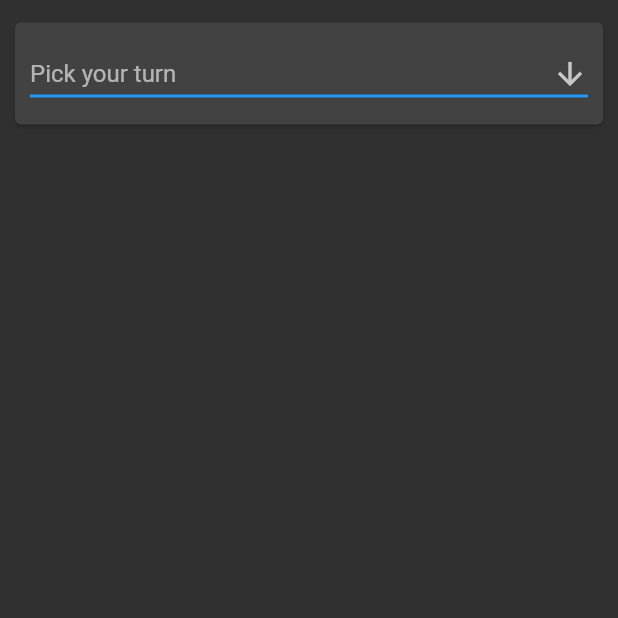
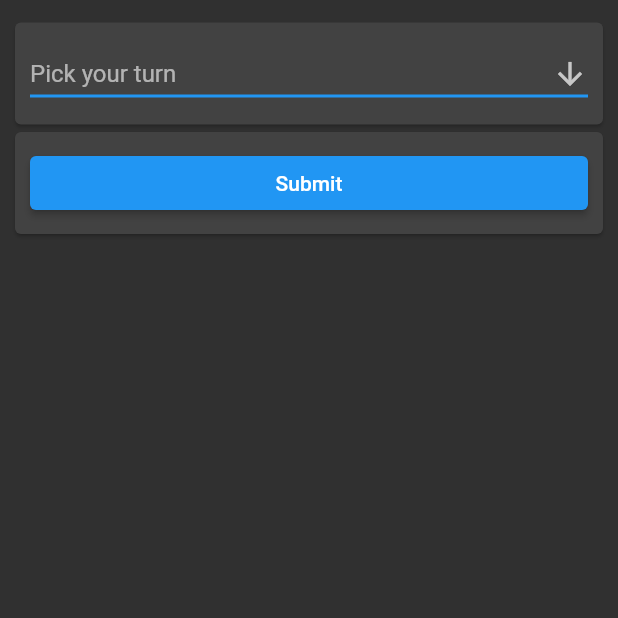
Before and after one commit to saraspaudel/Dhukuti, a Flutter app: the PickTurn screen opened directly, on a phone screen of 412 x 824 dp, the top half of it. Run offline on Flutter 3.47's test engine with Material 2 defaults, Android fonts, the phone set to English and light mode, and no system bars; our stand-ins replace cloud_firestore, firebase_auth, firebase_core, flutter_masked_text; missing offline and left inert: number_display; accounts and stored records are empty.

Commit message:
Added submit button to pick turn

```diff
--- a/frontend/lib/screens/pick_turn.dart
+++ b/frontend/lib/screens/pick_turn.dart
@@ -62,6 +62,23 @@ class _PickTurnState extends State<PickTurn> {
                   ),
                 ),
               ),
+              Card(
+                margin: const EdgeInsets.fromLTRB(10, 5, 10, 0),
+                child: Padding(
+                  padding: const EdgeInsets.all(10.0),
+                  child: Row(
+                    children: [
+                      Expanded(
+                          child: ElevatedButton(
+                            child: (Text("Submit")),
+                            key: const ValueKey("addButton"),
+                            onPressed: () {
+                            },
+                          )),
+                    ],
+                  ),
+                ),
+              ),
             ])));
   }
 }
```
